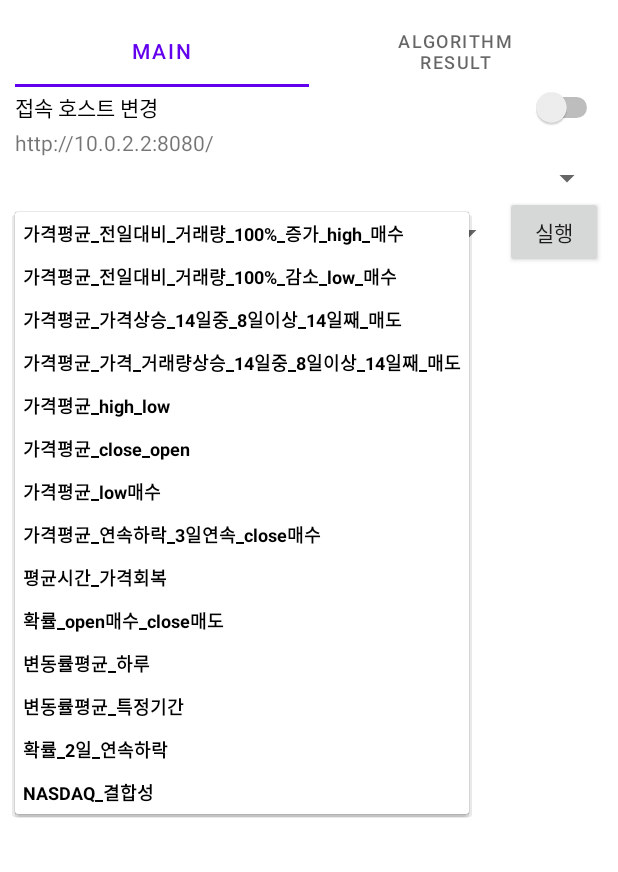
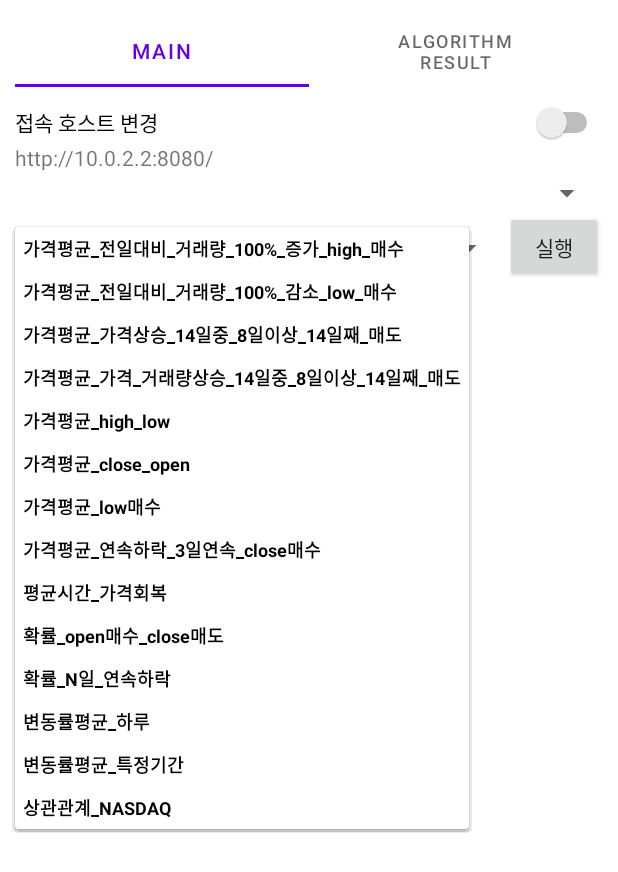
Before and after one commit to freean2468/ProjectNext, an Android app: the screen it shows after launch (ActivityMain), after a tap on "가격평균_전일대비_거래량_100%_증가_high_매수", on a phone screen of 412 x 824 dp. Shown: the top 872 px of the screen. Run offline under Robolectric (Android 15) with nearby library versions, the phone set to English and light mode, and no system bars; our stand-ins replace Volley; network calls fail.

Commit message:
코드 병합 후 버그 수정.
1. ticker 코드를 미리 request하여 생성해야 foreign key가 설정된 daily_table record가 생성 가능하다.
2. 개별 종목과 nasdaq의 한 해 개장 횟수가 다를 수 있다.
3.

```diff
--- a/android/app/src/main/java/com/mrhi/projectnext/object/ObjectAlgorithm.java
+++ b/android/app/src/main/java/com/mrhi/projectnext/object/ObjectAlgorithm.java
@@ -32,10 +32,10 @@ public class ObjectAlgorithm {
     public static final int BUY_CLOSE_WHEN_DECREASED_SEVERAL_DAYS = BUY_LOW + 1;
     public static final int RECOVERING = BUY_CLOSE_WHEN_DECREASED_SEVERAL_DAYS + 1;
     public static final int BUY_OPEN_SELL_CLOSE = RECOVERING + 1;
-    public static final int FLUCTUATION_RATE_ONE_DAY = BUY_OPEN_SELL_CLOSE + 1;
+    public static final int PROBABILITY_CONTINUITY_2DAYS_LOSE = BUY_OPEN_SELL_CLOSE + 1;
+    public static final int FLUCTUATION_RATE_ONE_DAY = PROBABILITY_CONTINUITY_2DAYS_LOSE + 1;
     public static final int FLUCTUATION_RATE_SEVERAL_DAYS = FLUCTUATION_RATE_ONE_DAY + 1;
-    public static final int PROBABILITY_CONTINUITY_2DAYS_LOSE = FLUCTUATION_RATE_SEVERAL_DAYS + 1;
-    public static final int NASDAQ_CORRELATION = PROBABILITY_CONTINUITY_2DAYS_LOSE + 1;
+    public static final int NASDAQ_CORRELATION = FLUCTUATION_RATE_SEVERAL_DAYS + 1;
 
     private static ObjectAlgorithm instance = new ObjectAlgorithm();
 
--- a/android/app/src/main/java/com/mrhi/projectnext/object/ObjectAnyChart.java
+++ b/android/app/src/main/java/com/mrhi/projectnext/object/ObjectAnyChart.java
@@ -1963,7 +1963,8 @@ public class ObjectAnyChart {
         double correlation = 0.0;
 
         int count = 0;
-        for(int i=0;i<dailyList.size();i++){
+        int size = (dailyList.size() > dailyListNasdaq.size()) ? dailyListNasdaq.size() : dailyList.size();
+        for(int i = 0; i < size; i++){
             double dailyResult = dailyList.get(i).getClose() - dailyList.get(i).getOpen();
 
             double dailyResultNasdaq = dailyListNasdaq.get(i).getClose() - dailyListNasdaq.get(i).getOpen();
--- a/android/app/src/main/res/layout/activity_main.xml
+++ b/android/app/src/main/res/layout/activity_main.xml
@@ -12,7 +12,8 @@
     <com.google.android.material.tabs.TabLayout
         android:id="@+id/tabLayout"
         android:layout_width="match_parent"
-        android:layout_height="wrap_content"/>
+        android:layout_height="wrap_content"
+        android:layout_marginBottom="10dp"/>
 
     <androidx.viewpager2.widget.ViewPager2
         xmlns:android="http://schemas.android.com/apk/res/android"
--- a/android/app/src/main/res/values/strings.xml
+++ b/android/app/src/main/res/values/strings.xml
@@ -20,10 +20,10 @@
         <item>가격평균_연속하락_3일연속_close매수</item>
         <item>평균시간_가격회복</item>
         <item>확률_open매수_close매도</item>
+        <item>확률_N일_연속하락</item>
         <item>변동률평균_하루</item>
         <item>변동률평균_특정기간</item>
-        <item>확률_2일_연속하락</item>
-        <item>NASDAQ_결합성</item>
+        <item>상관관계_NASDAQ</item>
     </string-array>
 
 </resources>
```
Also changed, not shown: 2 other files.
